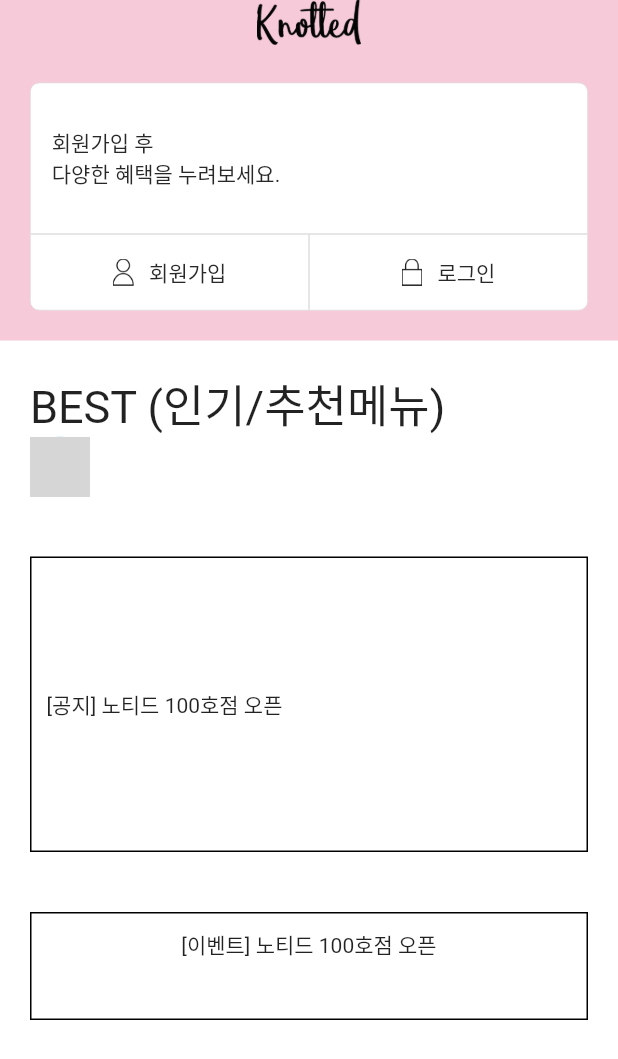
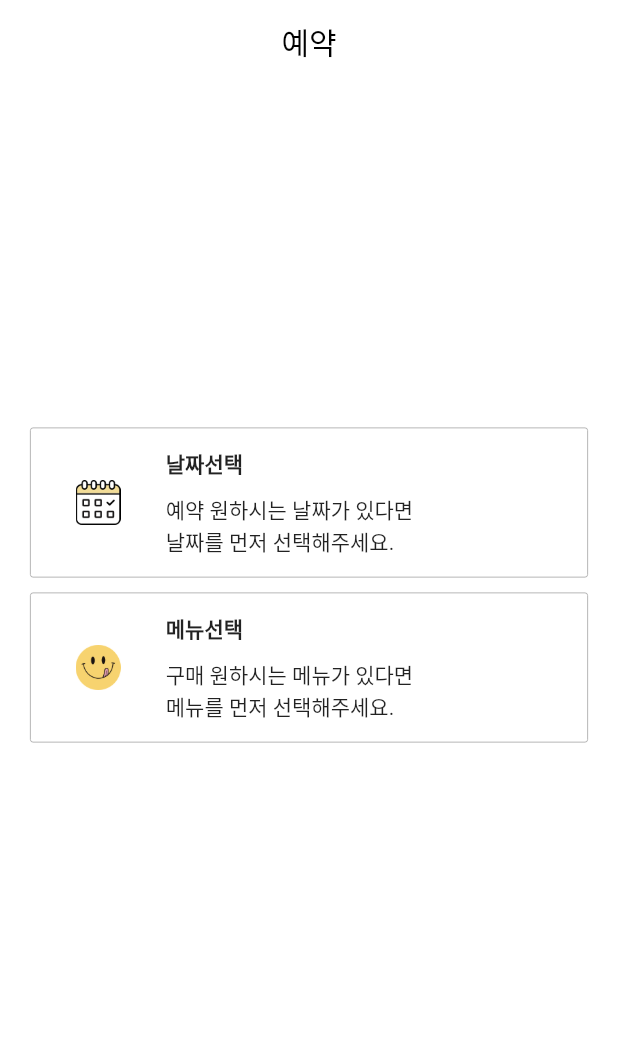
Before and after one commit to ehowlsla/knotted, a Flutter app: the Tab2 screen opened directly, on a phone screen of 412 x 824 dp. Shown: the top 1059 px of the screen. Run offline on Flutter 3.47's test engine with Material 2 defaults, Android fonts, the phone set to English and light mode, and no system bars; drawn by our look-alikes of carousel_slider; our stand-ins replace device_info, fluttertoast, get, shared_preferences; missing offline and left inert: daum_postcode_search; accounts and stored records are empty; network calls fail; grey boxes are pictures that could not be loaded.

Commit message:
예약 진행중

```diff
--- a/lib/page/home/tab2.dart
+++ b/lib/page/home/tab2.dart
@@ -15,29 +15,113 @@ class _Tab2State extends State<Tab2> {
   @override
   Widget build(BuildContext context) {
     // TODO: implement build
-    return Container(
-      color: NColors.powderPink2,
+    return Scaffold(
+      appBar: AppBar(
+        backgroundColor: Colors.white,
+        title: Text("예약", style: TextStyle(color: Colors.black)),
+        centerTitle: true,
+        elevation: 0,
+      ),
+      body: Container(
+        color: Colors.white,
         child: SafeArea(
+
+          child: Padding(
+            padding: const EdgeInsets.all(20.0),
+            child:  Column(
+              children: [
+                Expanded(child: Container()),
+                Material(
+                  color: Colors.white,
+                  child: InkWell(
+                    onTap: () => print(1234),
                     child: Container(
-          color: Colors.white,
-          child: LayoutBuilder(
-            builder: (BuildContext context, BoxConstraints viewportConstraints) {
-              return SingleChildScrollView(
-                child: ConstrainedBox(
-                  constraints: BoxConstraints(
-                      minHeight: viewportConstraints.maxHeight
+                      decoration: BoxDecoration(
+                        border: Border.all(
+                          width: 0.5,
+                          color: Colors.grey,
                         ),
+                        borderRadius: BorderRadius.circular(2.0),
+                      ),
+                      height: 100,
+                      child: Row(
+                        // mainAxisAlignment: MainAxisAlignment.start,
+                        // crossAxisAlignment: CrossAxisAlignment.center,
+                        children: [
+                          Padding(
+                            padding: const EdgeInsets.all(30.0),
+                            child: SizedBox(
+                              width: 30,
+                              height: 30,
+                              child: Image.asset('images/icon_calender.png'),
+                            ),
+                          ),
+                          Center(
                             child: Column(
+                              mainAxisAlignment: MainAxisAlignment.center,
+                              crossAxisAlignment: CrossAxisAlignment.start,
                               children: [
-                      HomeUserInfo(),
-                      BestMenu(),
-                      NoticeCarousel(),
-                      EventCarousel(),
+                                Text('날짜선택', style: TextStyle(fontWeight: FontWeight.bold)),
+                                SizedBox(height: 10),
+                                Text('예약 원하시는 날짜가 있다면\n날짜를 먼저 선택해주세요.'),
+                              ],
+                            ),
+                          )
                         ],
                       ),
                     ),
-              );
-            }
+                  ),
+                ),
+                SizedBox(height: 10),
+                Material(
+                  color: Colors.white,
+                  child: InkWell(
+                    onTap: () => print(1234),
+                    child: Container(
+                      decoration: BoxDecoration(
+                        border: Border.all(
+                          width: 0.5,
+                          color: Colors.grey,
+                        ),
+                        borderRadius: BorderRadius.circular(2.0),
+                      ),
+                      height: 100,
+                      child: Row(
+                        // mainAxisAlignment: MainAxisAlignment.start,
+                        // crossAxisAlignment: CrossAxisAlignment.center,
+                        children: [
+                          Padding(
+                            padding: const EdgeInsets.all(30.0),
+                            child: SizedBox(
+                              width: 30,
+                              height: 30,
+                              child: Image.asset('images/logo_smile.png'),
+                            ),
+                          ),
+                          Center(
+                            child: Column(
+                              mainAxisAlignment: MainAxisAlignment.center,
+                              crossAxisAlignment: CrossAxisAlignment.start,
+                              children: [
+                                Text('메뉴선택', style: TextStyle(fontWeight: FontWeight.bold)),
+                                SizedBox(height: 10),
+                                Text('구매 원하시는 메뉴가 있다면\n메뉴를 먼저 선택해주세요.'),
+                              ],
+                            ),
+                          )
+                        ],
+                      ),
+                    ),
+                  ),
+                ),
+                SizedBox(height: 100),
+                Expanded(child: Container()),
+                // HomeUserInfo(),
+                // BestMenu(),
+                // NoticeCarousel(),
+                // EventCarousel(),
+              ],
+            ),
           ),
         ),
       ),
```
Also changed, not shown: images/icon_calender.png (renamed from images/calender.png). Lines whose indentation alone changed are shown as unchanged.
